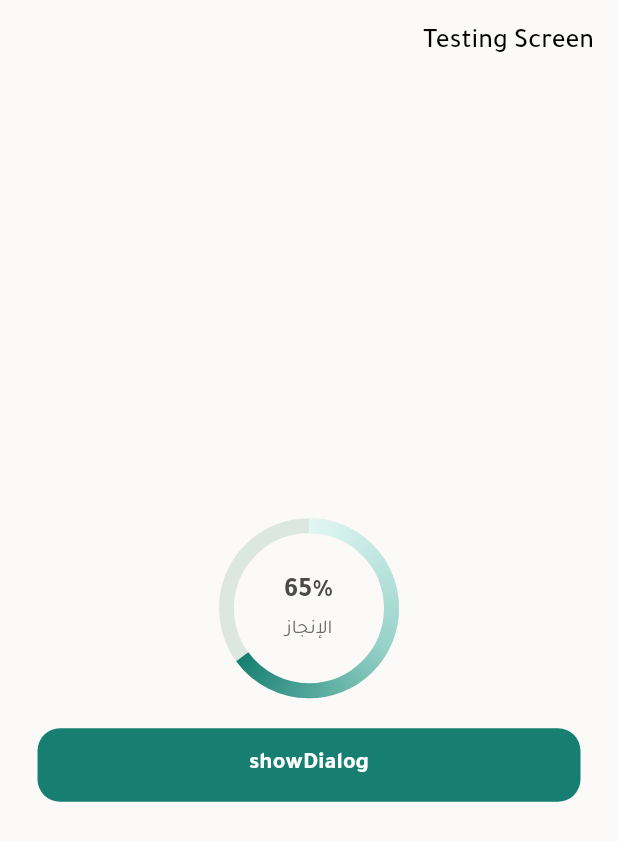
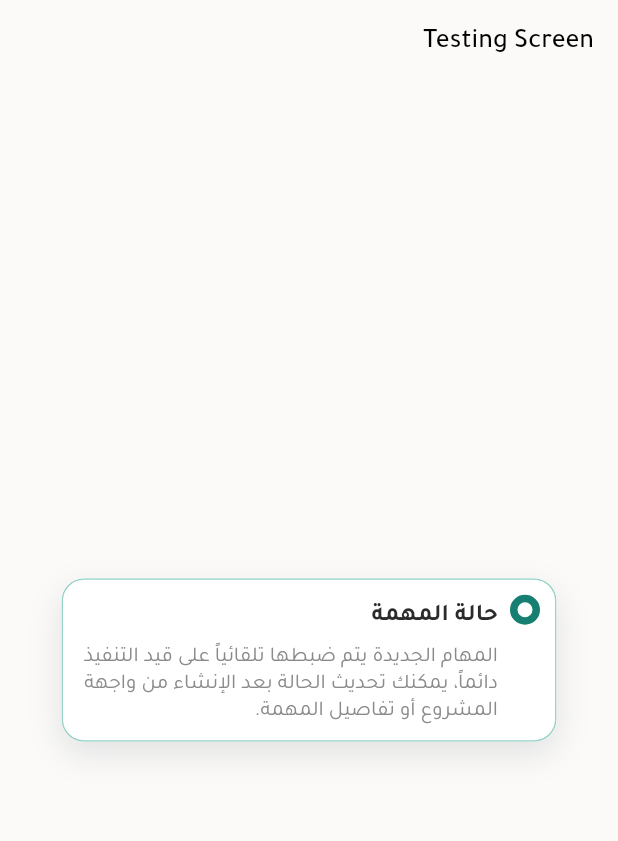
Before and after one commit to Ahmad-alnahal/taskora, a Flutter app: the screen it shows after launch, on a phone screen of 412 x 824 dp. Shown: the top 841 px of the screen. Run offline on Flutter 3.47's test engine with Material 3 defaults, Android fonts, the phone set to English and light mode, and no system bars; our stand-ins replace equatable, flutter_bloc.

Commit message:
تصميم CustomInfoCard

```diff
--- a/lib/core/config/constants/color_manager.dart
+++ b/lib/core/config/constants/color_manager.dart
@@ -15,6 +15,7 @@ class ColorManager {
   static const accentLightColor = Color(0xFFE7E1F0);
   static const successColor = Color(0xFFB4E3C1);
   static const priorityHighColor = Color(0xFFE57373);
+  static const priorityHighRedColor = Color(0xFFEB3640);
   static const priorityMediumColor = Color(0xFFF4C27A);
   static const priorityLowColor = Color(0xFF98C8E0);
   static const textPrimaryColor   = Color(0xFF000000);
@@ -25,11 +26,9 @@ class ColorManager {
   static final Color stateBadgeColor= const Color(0xFFF4C27A33).withValues(alpha: 0.2);
   static const priorityBadgeLow= Color(0xFF6C5CE7);
   static const priorityBadgeMedium= Color(0xFFF39C12);
-  static const badgeTextColor= Color(0xFFE74C3C);
   static const taskListSubtitleColor= Color(0xFF888585);
   ///bottomNavBarNotActiveColor
   static const bNBNAColor= Color(0xFF888585);
-  static const alertDialogIconColor= Color(0xFFEB3640);
   static const alertDialogNotActiveButtonColor= Color(0xFFDDDDDD);
 
 
--- a/lib/core/config/widgets/AlertDialogs/AppAlertDialog.dart
+++ b/lib/core/config/widgets/AlertDialogs/AppAlertDialog.dart
@@ -78,7 +78,7 @@ class AppAlertDialog extends StatelessWidget {
               mainAxisAlignment: MainAxisAlignment.center,
               children: [
 
-                Icon(icon, size: 50, color: ColorManager.alertDialogIconColor),
+                Icon(icon, size: 50, color: ColorManager.priorityHighRedColor),
 
                 const SizedBox(height: SizedBoxSizes.sizedBoxMediumHeight),
                 Text(
--- a/lib/core/config/widgets/Cards/AppCustomCard.dart
+++ b/lib/core/config/widgets/Cards/AppCustomCard.dart
@@ -65,12 +65,11 @@ class AppCustomCard extends StatelessWidget {
               border: Border.all(color: borderColor, width: 1),
             ),
             child: Stack(
+              clipBehavior: clipBehavior,
               children: [
-                Positioned.fill(
-                  child: Padding(
-                    padding: padding,
-                    child: child,
-                  ),
+                Padding(
+                  padding: padding,
+                  child: child,
                 ),
 
                 if (badge != null)
--- /dev/null
+++ b/lib/core/config/widgets/Cards/CustomInfoCard.dart
@@ -0,0 +1,98 @@
+import 'package:flutter/material.dart';
+import 'package:taskora/core/config/constants/color_manager.dart';
+import '../../../theme/app_text_theme.dart';
+import '../../constants/app_sizes.dart';
+import 'AppCustomCard.dart';
+
+enum CustomInfoCardType { info, warning }
+
+class CustomInfoCard extends StatelessWidget {
+  const CustomInfoCard({
+    super.key,
+    required this.title,
+    required this.description,
+    this.type = CustomInfoCardType.info,
+    this.onTap,
+    this.margin = const EdgeInsets.symmetric(horizontal: AppPadding.paddingHorizontal),
+  });
+
+  final String title;
+  final String description;
+  final CustomInfoCardType type;
+  final VoidCallback? onTap;
+  final EdgeInsets margin;
+
+  @override
+  Widget build(BuildContext context) {
+    final bool isWarning = type == CustomInfoCardType.warning;
+
+    final Color accent = isWarning ? ColorManager.priorityHighRedColor : ColorManager.secondaryColor;
+    final Color border = isWarning ? ColorManager.priorityHighRedColor : ColorManager.primaryColor;
+
+
+
+
+    return AppCustomCard(
+      onTap: onTap,
+      margin: margin,
+      radius: BorderRadiusSize.borderRadius15,
+
+      borderColor: border,
+      padding: AppPadding.paddingAll10,
+      child: Row(
+        mainAxisSize: MainAxisSize.min,
+        crossAxisAlignment: CrossAxisAlignment.start,
+        children: [
+          Container(
+            width: 20,
+            height: 20,
+            decoration: BoxDecoration(
+              shape: BoxShape.circle,
+              border: Border.all(color: accent, width: 5),
+            ),
+            child: Center(
+              child: Container(
+                width: 6,
+                height: 6,
+                decoration: BoxDecoration(
+                  shape: BoxShape.circle,
+                  color: Colors.white,
+                ),
+              ),
+            ),
+          ),
+          SizedBox(width: SizedBoxSizes.sizedBoxSmallWidth),
+          Flexible(
+            fit: FlexFit.loose,
+            child: Padding(
+              padding: const EdgeInsets.only(top: 5.0),
+              child: Column(
+                mainAxisSize: MainAxisSize.min,
+                crossAxisAlignment: CrossAxisAlignment.start,
+                children: [
+                  Text(
+                    title,
+                    style: AppTextTheme.lightTextTheme.bodyLarge!.copyWith(
+                      fontWeight: FontWeight.w700,
+                      color: isWarning ? accent : const Color(0xFF2B2B2B),
+                      height: 1.25,
+                    ),
+                  ),
+                  SizedBox(height: SizedBoxSizes.sizedBoxSmallHeight),
+                  Text(
+                    description,
+                    style: AppTextTheme.lightTextTheme.bodyMedium!.copyWith(
+                      color: Color(0xFF8A8A8A),
+                      height: 1.25
+                      )
+                  ),
+                ],
+              ),
+            ),
+          ),
+
+        ],
+      ),
+    );
+  }
+}
--- a/lib/core/config/widgets/status_badge/AppStatusBadge.dart
+++ b/lib/core/config/widgets/status_badge/AppStatusBadge.dart
@@ -53,12 +53,12 @@ class AppStatusBadge extends StatelessWidget {
         case TaskStateBadge.inProgress:
           return _BadgeConfig(
             text: StatusBadgeStrings.inProgress,
-            tC: ColorManager.badgeTextColor,
+            tC: ColorManager.priorityHighRedColor,
           );
         case TaskStateBadge.toDo:
           return _BadgeConfig(
             text: StatusBadgeStrings.toDo,
-            tC: ColorManager.badgeTextColor,
+            tC: ColorManager.priorityHighRedColor,
           );
       }
     }
@@ -66,7 +66,7 @@ class AppStatusBadge extends StatelessWidget {
       case TaskPriorityBadge.high:
         return _BadgeConfig(
           text: StatusBadgeStrings.high,
-          tC: ColorManager.badgeTextColor,
+          tC: ColorManager.priorityHighRedColor,
         );
       case TaskPriorityBadge.medium:
         return _BadgeConfig(
--- a/lib/main.dart
+++ b/lib/main.dart
@@ -1,6 +1,7 @@
 import 'package:flutter/material.dart';
 import 'core/config/widgets/AlertDialogs/AppAlertDialog.dart';
 import 'core/config/widgets/Cards/CircularProgressCard.dart';
+import 'core/config/widgets/Cards/CustomInfoCard.dart';
 import 'core/config/widgets/buttons/app_primary_icon_button.dart';
 import 'core/theme/light_theme.dart' as LightTheme;
 import 'features/main_nav/pages/main_page.dart';
@@ -42,26 +43,12 @@ class TestingScreen extends StatelessWidget {
       ),
       body: Padding(
         padding: const EdgeInsets.symmetric(horizontal: 25.0),
-        child: Center(
-          child: SizedBox(
-            child: Column(
-              mainAxisAlignment: MainAxisAlignment.center,
-              children: [
-                const CircularProgressCard(
-                value: 65,
-                label: 'الإنجاز',
-                size: 120,
-                ),
-                SizedBox(height: 20,),
-                AppPrimaryIconButton(text: 'showDialog', onPressed: () { AppAlertDialog.show(
-                  context,
-                  message: 'هل أنت متأكد أنك تريد\nحذف المهمة؟',
-                  onConfirm: () {
-                    // نفّذ الحذف
-                  },
-                ); },)
-              ],
-            ),
+        child: Align(
+          alignment: Alignment.center,
+          child: CustomInfoCard(
+            type: CustomInfoCardType.info,
+            title: 'حالة المهمة',
+            description: 'المهام الجديدة يتم ضبطها تلقائياً على قيد التنفيذ دائماً، يمكنك تحديث الحالة بعد الإنشاء من واجهة المشروع أو تفاصيل المهمة.',
           ),
         ),
       ),
```
